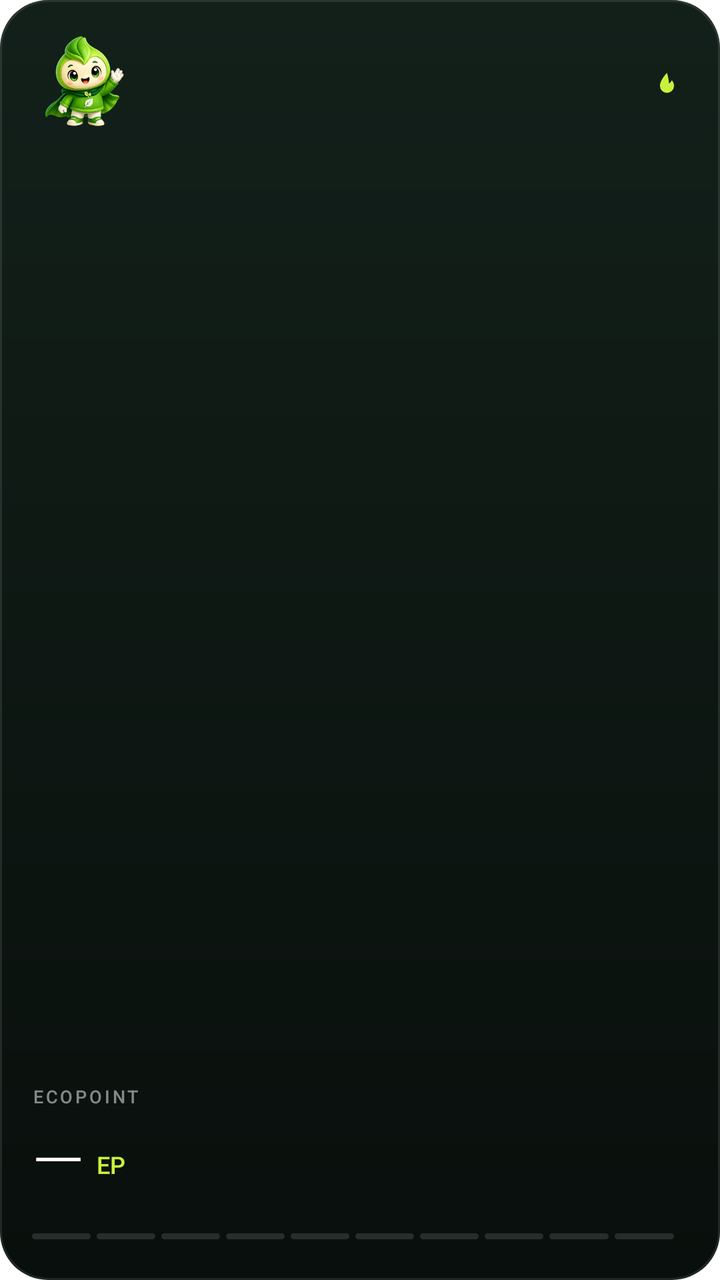
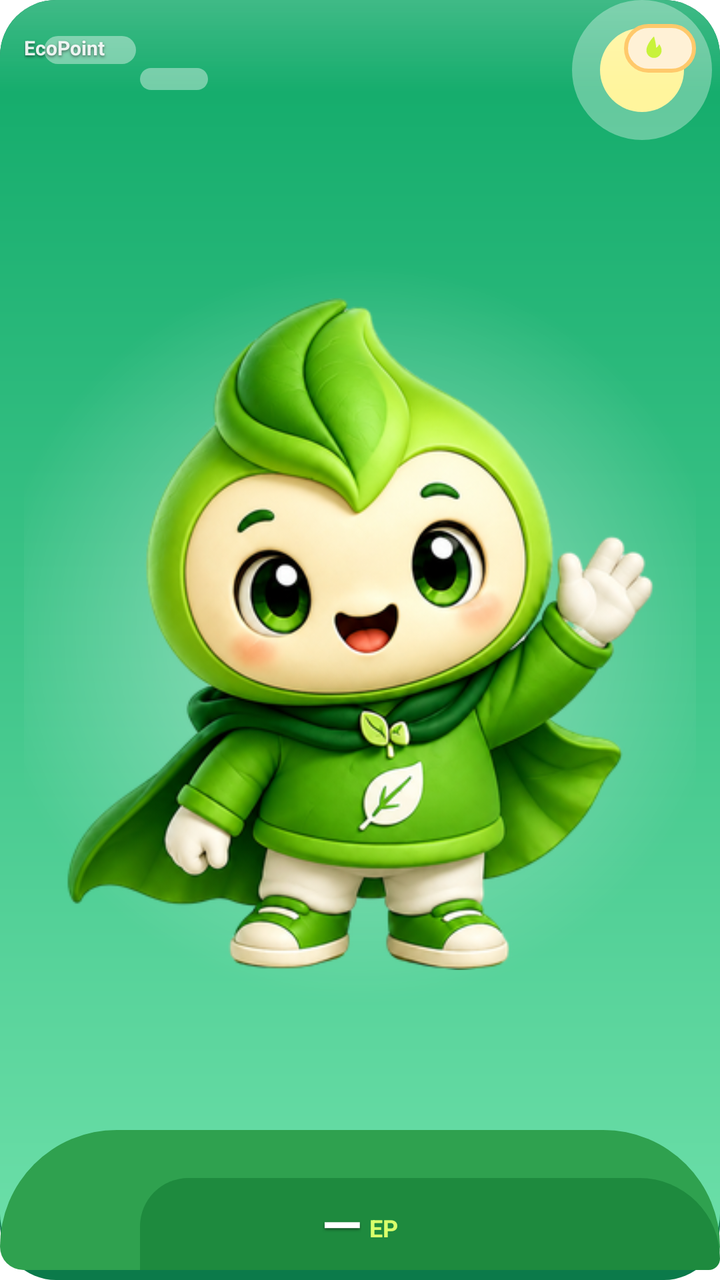

Two renders of the same Android screen: before a commit and after it. Below are the layout's source before the change and the commit's diff.
<!-- AndroidManifest.xml: fallback theme Theme.MaterialComponents.DayNight.NoActionBar -->
<!-- res/layout/ep_widget_s.xml -->
<?xml version="1.0" encoding="utf-8"?>
<FrameLayout xmlns:android="http://schemas.android.com/apk/res/android"
    android:id="@+id/ep_widget_root"
    android:layout_width="match_parent"
    android:layout_height="match_parent"
    android:background="@drawable/ep_widget_bg">

    <LinearLayout
        android:layout_width="match_parent"
        android:layout_height="match_parent"
        android:orientation="vertical"
        android:padding="16dp">

            <LinearLayout
                android:layout_width="match_parent"
                android:layout_height="wrap_content"
                android:gravity="center_vertical"
                android:orientation="horizontal">
                <ImageView
                android:id="@+id/ep_widget_mascot"
                android:layout_width="52dp"
                android:layout_height="52dp"
                android:contentDescription="EcoFriend"
                android:scaleType="fitCenter"
                android:src="@drawable/ecofriend_normal" />
                <TextView
                android:layout_width="0dp"
                android:layout_height="wrap_content"
                android:layout_weight="1"
                android:importantForAccessibility="no"
                android:text="" />
                <LinearLayout
                android:id="@+id/ep_widget_streak_chip"
                android:layout_width="wrap_content"
                android:layout_height="wrap_content"
                android:gravity="center_vertical"
                android:orientation="horizontal">

                <ImageView
                    android:layout_width="13dp"
                    android:layout_height="13dp"
                    android:importantForAccessibility="no"
                    android:id="@+id/ep_widget_flame"
                    android:src="@drawable/ep_widget_flame" />

                <TextView
                    android:id="@+id/ep_widget_streak"
                    android:layout_width="wrap_content"
                    android:layout_height="wrap_content"
                    android:layout_marginStart="4dp"
                    android:fontFamily="sans-serif-medium"
                    android:includeFontPadding="false"
                    android:text=""
                    android:textColor="#E6FFFFFF"
                    android:textSize="14sp" />
            </LinearLayout>
            </LinearLayout>

            <LinearLayout
                android:layout_width="match_parent"
                android:layout_height="0dp"
                android:layout_weight="1"
                android:gravity="bottom"
                android:orientation="vertical">
                <TextView
                android:id="@+id/ep_widget_label"
                android:layout_width="wrap_content"
                android:layout_height="wrap_content"
                
                android:layout_marginStart="0dp"
                android:layout_marginBottom="6dp"
                android:fontFamily="sans-serif-medium"
                android:ellipsize="end"
                android:letterSpacing="0.14"
                android:maxLines="1"
                android:text="EcoPoint"
                android:textAllCaps="true"
                android:textColor="#80FFFFFF"
                android:textSize="9sp" />
                <LinearLayout
                android:layout_width="wrap_content"
                android:layout_height="wrap_content"
                android:gravity="bottom"
                android:orientation="horizontal">

                <TextView
                    android:id="@+id/ep_widget_balance"
                    android:layout_width="wrap_content"
                    android:layout_height="wrap_content"
                    android:fontFamily="sans-serif-light"
                    android:includeFontPadding="false"
                    android:maxLines="1"
                    android:text="—"
                    android:textColor="#FFFFFFFF"
                    android:textSize="34sp" />

                <TextView
                    android:id="@+id/ep_widget_unit"
                    android:layout_width="wrap_content"
                    android:layout_height="wrap_content"
                    android:layout_marginStart="6dp"
                    android:layout_marginBottom="5dp"
                    android:fontFamily="sans-serif-medium"
                    android:includeFontPadding="false"
                    android:text="EP"
                    android:textColor="#FFC8F23A"
                    android:textSize="12sp" />
            </LinearLayout>
                <LinearLayout
                android:id="@+id/ep_widget_bar_row"
                android:layout_width="match_parent"
                android:layout_height="wrap_content"
                android:layout_marginTop="12dp"
                android:gravity="center_vertical"
                android:orientation="horizontal">

                <LinearLayout
                    android:layout_width="0dp"
                    android:layout_height="wrap_content"
                    android:layout_weight="1"
                    android:orientation="horizontal">
                    <FrameLayout
                        android:layout_width="0dp"
                        android:layout_height="3dp"
                        android:layout_marginEnd="3dp"
                        android:layout_weight="1"
                        android:background="@drawable/ep_widget_seg_off">
                        <LinearLayout
                            android:id="@+id/ep_widget_seg_0"
                            android:layout_width="match_parent"
                            android:layout_height="match_parent"
                            android:background="@drawable/ep_widget_seg_on"
                            android:visibility="gone" />
                    </FrameLayout>
                    <FrameLayout
                        android:layout_width="0dp"
                        android:layout_height="3dp"
                        android:layout_marginEnd="3dp"
                        android:layout_weight="1"
                        android:background="@drawable/ep_widget_seg_off">
                        <LinearLayout
                            android:id="@+id/ep_widget_seg_1"
                            android:layout_width="match_parent"
                            android:layout_height="match_parent"
                            android:background="@drawable/ep_widget_seg_on"
                            android:visibility="gone" />
                    </FrameLayout>
                    <FrameLayout
                        android:layout_width="0dp"
                        android:layout_height="3dp"
                        android:layout_marginEnd="3dp"
                        android:layout_weight="1"
                        android:background="@drawable/ep_widget_seg_off">
                        <LinearLayout
                            android:id="@+id/ep_widget_seg_2"
                            android:layout_width="match_parent"
                            android:layout_height="match_parent"
                            android:background="@drawable/ep_widget_seg_on"
                            android:visibility="gone" />
                    </FrameLayout>
                    <FrameLayout
                        android:layout_width="0dp"
                        android:layout_height="3dp"
                        android:layout_marginEnd="3dp"
                        android:layout_weight="1"
                        android:background="@drawable/ep_widget_seg_off">
                        <LinearLayout
                            android:id="@+id/ep_widget_seg_3"
                            android:layout_width="match_parent"
                            android:layout_height="match_parent"
                            android:background="@drawable/ep_widget_seg_on"
                            android:visibility="gone" />
                    </FrameLayout>
                    <FrameLayout
                        android:layout_width="0dp"
                        android:layout_height="3dp"
                        android:layout_marginEnd="3dp"
                        android:layout_weight="1"
                        android:background="@drawable/ep_widget_seg_off">
                        <LinearLayout
                            android:id="@+id/ep_widget_seg_4"
                            android:layout_width="match_parent"
                            android:layout_height="match_parent"
                            android:background="@drawable/ep_widget_seg_on"
                            android:visibility="gone" />
                    </FrameLayout>
                    <FrameLayout
                        android:layout_width="0dp"
                        android:layout_height="3dp"
                        android:layout_marginEnd="3dp"
                        android:layout_weight="1"
                        android:background="@drawable/ep_widget_seg_off">
                        <LinearLayout
                            android:id="@+id/ep_widget_seg_5"
                            android:layout_width="match_parent"
                            android:layout_height="match_parent"
                            android:background="@drawable/ep_widget_seg_on"
                            android:visibility="gone" />
                    </FrameLayout>
                    <FrameLayout
                        android:layout_width="0dp"
                        android:layout_height="3dp"
                        android:layout_marginEnd="3dp"
                        android:layout_weight="1"
                        android:background="@drawable/ep_widget_seg_off">
                        <LinearLayout
                            android:id="@+id/ep_widget_seg_6"
                            android:layout_width="match_parent"
                            android:layout_height="match_parent"
                            android:background="@drawable/ep_widget_seg_on"
                            android:visibility="gone" />
                    </FrameLayout>
                    <FrameLayout
                        android:layout_width="0dp"
                        android:layout_height="3dp"
                        android:layout_marginEnd="3dp"
                        android:layout_weight="1"
                        android:background="@drawable/ep_widget_seg_off">
                        <LinearLayout
                            android:id="@+id/ep_widget_seg_7"
                            android:layout_width="match_parent"
                            android:layout_height="match_parent"
                            android:background="@drawable/ep_widget_seg_on"
                            android:visibility="gone" />
                    </FrameLayout>
                    <FrameLayout
                        android:layout_width="0dp"
                        android:layout_height="3dp"
                        android:layout_marginEnd="3dp"
                        android:layout_weight="1"
                        android:background="@drawable/ep_widget_seg_off">
                        <LinearLayout
                            android:id="@+id/ep_widget_seg_8"
                            android:layout_width="match_parent"
                            android:layout_height="match_parent"
                            android:background="@drawable/ep_widget_seg_on"
                            android:visibility="gone" />
                    </FrameLayout>
                    <FrameLayout
                        android:layout_width="0dp"
                        android:layout_height="3dp"
                        android:layout_marginEnd="3dp"
                        android:layout_weight="1"
                        android:background="@drawable/ep_widget_seg_off">
                        <LinearLayout
                            android:id="@+id/ep_widget_seg_9"
                            android:layout_width="match_parent"
                            android:layout_height="match_parent"
                            android:background="@drawable/ep_widget_seg_on"
                            android:visibility="gone" />
                    </FrameLayout>
                </LinearLayout>

                <TextView
                    android:id="@+id/ep_widget_goal"
                    android:layout_width="wrap_content"
                    android:layout_height="wrap_content"
                    android:layout_marginStart="4dp"
                    android:fontFamily="sans-serif-medium"
                    android:includeFontPadding="false"
                    android:text=""
                    android:textColor="#99FFFFFF"
                    android:textSize="10sp" />
            </LinearLayout>
            </LinearLayout>
    </LinearLayout>
</FrameLayout>
<!-- resources referenced by this layout -->
<resources>
  <!-- drawable ecofriend_normal: png bitmap (drawable-nodpi, 64910 bytes) -->
  <!-- drawable ep_widget_bg (drawable) -->
  <?xml version="1.0" encoding="utf-8"?>
  <layer-list xmlns:android="http://schemas.android.com/apk/res/android">
      <item>
          <shape android:shape="rectangle">
              <gradient android:angle="270" android:startColor="#FF13201A" android:endColor="#FF090F0C" />
              <corners android:radius="24dp" />
          </shape>
      </item>
      <item>
          <shape android:shape="rectangle">
              <stroke android:width="1dp" android:color="#1AFFFFFF" />
              <corners android:radius="24dp" />
          </shape>
      </item>
  </layer-list>
  <!-- drawable ep_widget_flame (drawable) -->
  <?xml version="1.0" encoding="utf-8"?>
  <vector xmlns:android="http://schemas.android.com/apk/res/android"
      android:width="24dp"
      android:height="24dp"
      android:viewportWidth="24"
      android:viewportHeight="24">
      <path
          android:fillColor="#FFC8F23A"
          android:pathData="M12,2C12,2 5.5,8.5 5.5,14a6.5,6.5 0 0 0 13,0c0,-2.2 -1,-3.8 -2.1,-5.3c-0.5,1.6 -1.5,2.6 -2.6,3.1C13.8,8.2 12,2 12,2z" />
  </vector>
  <!-- drawable ep_widget_seg_off (drawable) -->
  <?xml version="1.0" encoding="utf-8"?>
  <shape xmlns:android="http://schemas.android.com/apk/res/android" android:shape="rectangle">
      <solid android:color="#1FFFFFFF" />
      <corners android:radius="2dp" />
  </shape>
  <!-- drawable ep_widget_seg_on (drawable) -->
  <?xml version="1.0" encoding="utf-8"?>
  <shape xmlns:android="http://schemas.android.com/apk/res/android" android:shape="rectangle">
      <solid android:color="#FFC8F23A" />
      <corners android:radius="2dp" />
  </shape>
</resources>

<!-- the commit's change to res/layout/ep_widget_s.xml (unified diff, before → after) -->
@@ -1,267 +1,21 @@
 <?xml version="1.0" encoding="utf-8"?>
-<FrameLayout xmlns:android="http://schemas.android.com/apk/res/android"
-    android:id="@+id/ep_widget_root"
-    android:layout_width="match_parent"
-    android:layout_height="match_parent"
-    android:background="@drawable/ep_widget_bg">
-
-    <LinearLayout
-        android:layout_width="match_parent"
-        android:layout_height="match_parent"
-        android:orientation="vertical"
-        android:padding="16dp">
-
-            <LinearLayout
-                android:layout_width="match_parent"
-                android:layout_height="wrap_content"
-                android:gravity="center_vertical"
-                android:orientation="horizontal">
-                <ImageView
-                android:id="@+id/ep_widget_mascot"
-                android:layout_width="52dp"
-                android:layout_height="52dp"
-                android:contentDescription="EcoFriend"
-                android:scaleType="fitCenter"
-                android:src="@drawable/ecofriend_normal" />
-                <TextView
-                android:layout_width="0dp"
-                android:layout_height="wrap_content"
-                android:layout_weight="1"
-                android:importantForAccessibility="no"
-                android:text="" />
-                <LinearLayout
-                android:id="@+id/ep_widget_streak_chip"
-                android:layout_width="wrap_content"
-                android:layout_height="wrap_content"
-                android:gravity="center_vertical"
-                android:orientation="horizontal">
-
-                <ImageView
-                    android:layout_width="13dp"
-                    android:layout_height="13dp"
-                    android:importantForAccessibility="no"
-                    android:id="@+id/ep_widget_flame"
-                    android:src="@drawable/ep_widget_flame" />
-
-                <TextView
-                    android:id="@+id/ep_widget_streak"
-                    android:layout_width="wrap_content"
-                    android:layout_height="wrap_content"
-                    android:layout_marginStart="4dp"
-                    android:fontFamily="sans-serif-medium"
-                    android:includeFontPadding="false"
-                    android:text=""
-                    android:textColor="#E6FFFFFF"
-                    android:textSize="14sp" />
-            </LinearLayout>
-            </LinearLayout>
-
-            <LinearLayout
-                android:layout_width="match_parent"
-                android:layout_height="0dp"
-                android:layout_weight="1"
-                android:gravity="bottom"
-                android:orientation="vertical">
-                <TextView
-                android:id="@+id/ep_widget_label"
-                android:layout_width="wrap_content"
-                android:layout_height="wrap_content"
-                
-                android:layout_marginStart="0dp"
-                android:layout_marginBottom="6dp"
-                android:fontFamily="sans-serif-medium"
-                android:ellipsize="end"
-                android:letterSpacing="0.14"
-                android:maxLines="1"
-                android:text="EcoPoint"
-                android:textAllCaps="true"
-                android:textColor="#80FFFFFF"
-                android:textSize="9sp" />
-                <LinearLayout
-                android:layout_width="wrap_content"
-                android:layout_height="wrap_content"
-                android:gravity="bottom"
-                android:orientation="horizontal">
-
-                <TextView
-                    android:id="@+id/ep_widget_balance"
-                    android:layout_width="wrap_content"
-                    android:layout_height="wrap_content"
-                    android:fontFamily="sans-serif-light"
-                    android:includeFontPadding="false"
-                    android:maxLines="1"
-                    android:text="—"
-                    android:textColor="#FFFFFFFF"
-                    android:textSize="34sp" />
-
-                <TextView
-                    android:id="@+id/ep_widget_unit"
-                    android:layout_width="wrap_content"
-                    android:layout_height="wrap_content"
-                    android:layout_marginStart="6dp"
-                    android:layout_marginBottom="5dp"
-                    android:fontFamily="sans-serif-medium"
-                    android:includeFontPadding="false"
-                    android:text="EP"
-                    android:textColor="#FFC8F23A"
-                    android:textSize="12sp" />
-            </LinearLayout>
-                <LinearLayout
-                android:id="@+id/ep_widget_bar_row"
-                android:layout_width="match_parent"
-                android:layout_height="wrap_content"
-                android:layout_marginTop="12dp"
-                android:gravity="center_vertical"
-                android:orientation="horizontal">
-
-                <LinearLayout
-                    android:layout_width="0dp"
-                    android:layout_height="wrap_content"
-                    android:layout_weight="1"
-                    android:orientation="horizontal">
-                    <FrameLayout
-                        android:layout_width="0dp"
-                        android:layout_height="3dp"
-                        android:layout_marginEnd="3dp"
-                        android:layout_weight="1"
-                        android:background="@drawable/ep_widget_seg_off">
-                        <LinearLayout
-                            android:id="@+id/ep_widget_seg_0"
-                            android:layout_width="match_parent"
-                            android:layout_height="match_parent"
-                            android:background="@drawable/ep_widget_seg_on"
-                            android:visibility="gone" />
-                    </FrameLayout>
-                    <FrameLayout
-                        android:layout_width="0dp"
-                        android:layout_height="3dp"
-                        android:layout_marginEnd="3dp"
-                        android:layout_weight="1"
-                        android:background="@drawable/ep_widget_seg_off">
-                        <LinearLayout
-                            android:id="@+id/ep_widget_seg_1"
-                            android:layout_width="match_parent"
-                            android:layout_height="match_parent"
-                            android:background="@drawable/ep_widget_seg_on"
-                            android:visibility="gone" />
-                    </FrameLayout>
-                    <FrameLayout
-                        android:layout_width="0dp"
-                        android:layout_height="3dp"
-                        android:layout_marginEnd="3dp"
-                        android:layout_weight="1"
-                        android:background="@drawable/ep_widget_seg_off">
-                        <LinearLayout
-                            android:id="@+id/ep_widget_seg_2"
-                            android:layout_width="match_parent"
-                            android:layout_height="match_parent"
-                            android:background="@drawable/ep_widget_seg_on"
-                            android:visibility="gone" />
-                    </FrameLayout>
-                    <FrameLayout
-                        android:layout_width="0dp"
-                        android:layout_height="3dp"
-                        android:layout_marginEnd="3dp"
-                        android:layout_weight="1"
-                        android:background="@drawable/ep_widget_seg_off">
-                        <LinearLayout
-                            android:id="@+id/ep_widget_seg_3"
-                            android:layout_width="match_parent"
-                            android:layout_height="match_parent"
-                            android:background="@drawable/ep_widget_seg_on"
-                            android:visibility="gone" />
-                    </FrameLayout>
-                    <FrameLayout
-                        android:layout_width="0dp"
-                        android:layout_height="3dp"
-                        android:layout_marginEnd="3dp"
-                        android:layout_weight="1"
-                        android:background="@drawable/ep_widget_seg_off">
-                        <LinearLayout
-                            android:id="@+id/ep_widget_seg_4"
-                            android:layout_width="match_parent"
-                            android:layout_height="match_parent"
-                            android:background="@drawable/ep_widget_seg_on"
-                            android:visibility="gone" />
-                    </FrameLayout>
-                    <FrameLayout
-                        android:layout_width="0dp"
-                        android:layout_height="3dp"
-                        android:layout_marginEnd="3dp"
-                        android:layout_weight="1"
-                        android:background="@drawable/ep_widget_seg_off">
-                        <LinearLayout
-                            android:id="@+id/ep_widget_seg_5"
-                            android:layout_width="match_parent"
-                            android:layout_height="match_parent"
-                            android:background="@drawable/ep_widget_seg_on"
-                            android:visibility="gone" />
-                    </FrameLayout>
-                    <FrameLayout
-                        android:layout_width="0dp"
-                        android:layout_height="3dp"
-                        android:layout_marginEnd="3dp"
-                        android:layout_weight="1"
-                        android:background="@drawable/ep_widget_seg_off">
-                        <LinearLayout
-                            android:id="@+id/ep_widget_seg_6"
-                            android:layout_width="match_parent"
-                            android:layout_height="match_parent"
-                            android:background="@drawable/ep_widget_seg_on"
-                            android:visibility="gone" />
-                    </FrameLayout>
-                    <FrameLayout
-                        android:layout_width="0dp"
-                        android:layout_height="3dp"
-                        android:layout_marginEnd="3dp"
-                        android:layout_weight="1"
-                        android:background="@drawable/ep_widget_seg_off">
-                        <LinearLayout
-                            android:id="@+id/ep_widget_seg_7"
-                            android:layout_width="match_parent"
-                            android:layout_height="match_parent"
-                            android:background="@drawable/ep_widget_seg_on"
-                            android:visibility="gone" />
-                    </FrameLayout>
-                    <FrameLayout
-                        android:layout_width="0dp"
-                        android:layout_height="3dp"
-                        android:layout_marginEnd="3dp"
-                        android:layout_weight="1"
-                        android:background="@drawable/ep_widget_seg_off">
-                        <LinearLayout
-                            android:id="@+id/ep_widget_seg_8"
-                            android:layout_width="match_parent"
-                            android:layout_height="match_parent"
-                            android:background="@drawable/ep_widget_seg_on"
-                            android:visibility="gone" />
-                    </FrameLayout>
-                    <FrameLayout
-                        android:layout_width="0dp"
-                        android:layout_height="3dp"
-                        android:layout_marginEnd="3dp"
-                        android:layout_weight="1"
-                        android:background="@drawable/ep_widget_seg_off">
-                        <LinearLayout
-                            android:id="@+id/ep_widget_seg_9"
-                            android:layout_width="match_parent"
-                            android:layout_height="match_parent"
-                            android:background="@drawable/ep_widget_seg_on"
-                            android:visibility="gone" />
-                    </FrameLayout>
-                </LinearLayout>
-
-                <TextView
-                    android:id="@+id/ep_widget_goal"
-                    android:layout_width="wrap_content"
-                    android:layout_height="wrap_content"
-                    android:layout_marginStart="4dp"
-                    android:fontFamily="sans-serif-medium"
-                    android:includeFontPadding="false"
-                    android:text=""
-                    android:textColor="#99FFFFFF"
-                    android:textSize="10sp" />
-            </LinearLayout>
-            </LinearLayout>
-    </LinearLayout>
+<FrameLayout xmlns:android="http://schemas.android.com/apk/res/android" android:id="@+id/ep_widget_root" android:layout_width="match_parent" android:layout_height="match_parent" android:background="@drawable/ep_widget_bg">
+<LinearLayout android:layout_width="match_parent" android:layout_height="match_parent" android:orientation="vertical" android:padding="12dp">
+<LinearLayout android:layout_width="match_parent" android:layout_height="wrap_content" android:gravity="center_vertical" android:orientation="horizontal">
+<TextView android:id="@+id/ep_widget_label" android:layout_width="0dp" android:layout_height="wrap_content" android:layout_weight="1" android:ellipsize="end" android:includeFontPadding="false" android:maxLines="1" android:text="EcoPoint" android:textStyle="bold" android:textColor="@color/ef_w_sub" android:shadowColor="#80000000" android:shadowDx="0" android:shadowDy="2" android:shadowRadius="3" android:textSize="10sp" />
+<LinearLayout android:id="@+id/ep_widget_streak_chip" android:layout_width="wrap_content" android:layout_height="wrap_content" android:background="@drawable/ep_widget_chip" android:gravity="center_vertical" android:orientation="horizontal" android:paddingStart="8dp" android:paddingEnd="10dp" android:paddingTop="4dp" android:paddingBottom="4dp">
+<ImageView android:id="@+id/ep_widget_flame" android:layout_width="14dp" android:layout_height="14dp" android:importantForAccessibility="no" android:src="@drawable/ep_widget_flame" />
+<TextView android:id="@+id/ep_widget_streak" android:layout_width="wrap_content" android:layout_height="wrap_content" android:layout_marginStart="4dp" android:includeFontPadding="false" android:textStyle="bold" android:textColor="@color/ef_w_flame" android:textSize="14sp" android:text="" />
+</LinearLayout>
+</LinearLayout>
+<LinearLayout android:layout_width="match_parent" android:layout_height="0dp" android:layout_weight="1" android:gravity="center">
+<ImageView android:id="@+id/ep_widget_mascot" android:layout_width="match_parent" android:layout_height="match_parent" android:background="@drawable/ep_widget_halo" android:contentDescription="EcoFriend" android:scaleType="fitCenter" android:src="@drawable/ecofriend_normal" />
+</LinearLayout>
+<LinearLayout android:layout_width="match_parent" android:layout_height="wrap_content" android:gravity="center">
+<LinearLayout android:layout_width="wrap_content" android:layout_height="wrap_content" android:gravity="bottom" android:orientation="horizontal">
+<TextView android:id="@+id/ep_widget_balance" android:layout_width="wrap_content" android:layout_height="wrap_content" android:includeFontPadding="false" android:maxLines="1" android:text="—" android:textStyle="bold" android:textColor="@color/ef_w_text" android:shadowColor="#80000000" android:shadowDx="0" android:shadowDy="2" android:shadowRadius="3" android:textSize="26sp" />
+<TextView android:id="@+id/ep_widget_unit" android:layout_width="wrap_content" android:layout_height="wrap_content" android:layout_marginStart="4dp" android:layout_marginBottom="3dp" android:includeFontPadding="false" android:textStyle="bold" android:text="EP" android:textColor="@color/ef_w_lime"  android:textSize="12sp" />
+</LinearLayout>
+</LinearLayout>
+</LinearLayout>
 </FrameLayout>
<!-- resource entries referenced after the edit -->
@@ -1,22 +1,14 @@
 <!-- resources referenced by this layout -->
 <resources>
-  <!-- drawable ecofriend_normal: png bitmap (drawable-nodpi, 64910 bytes) -->
-  <!-- drawable ep_widget_bg (drawable) -->
+  <color name="ef_w_flame">#FFF57C00</color>
+  <color name="ef_w_lime">#FFD9FF6B</color>
+  <color name="ef_w_sub">#E6FFFFFF</color>
+  <color name="ef_w_text">#FFFFFFFF</color>
+  <!-- drawable ecofriend_normal: png bitmap (drawable-nodpi, 161471 bytes) -->
+  <!-- drawable ep_widget_bg: vector/xml drawable (drawable, 2232 chars, omitted) -->
+  <!-- drawable ep_widget_chip (drawable) -->
   <?xml version="1.0" encoding="utf-8"?>
-  <layer-list xmlns:android="http://schemas.android.com/apk/res/android">
-      <item>
-          <shape android:shape="rectangle">
-              <gradient android:angle="270" android:startColor="#FF13201A" android:endColor="#FF090F0C" />
-              <corners android:radius="24dp" />
-          </shape>
-      </item>
-      <item>
-          <shape android:shape="rectangle">
-              <stroke android:width="1dp" android:color="#1AFFFFFF" />
-              <corners android:radius="24dp" />
-          </shape>
-      </item>
-  </layer-list>
+  <shape xmlns:android="http://schemas.android.com/apk/res/android" android:shape="rectangle"><solid android:color="@color/ef_w_chip" /><stroke android:width="2dp" android:color="@color/ef_w_chip_stroke" /><corners android:radius="999dp" /></shape>
   <!-- drawable ep_widget_flame (drawable) -->
   <?xml version="1.0" encoding="utf-8"?>
   <vector xmlns:android="http://schemas.android.com/apk/res/android"
@@ -28,17 +20,12 @@
           android:fillColor="#FFC8F23A"
           android:pathData="M12,2C12,2 5.5,8.5 5.5,14a6.5,6.5 0 0 0 13,0c0,-2.2 -1,-3.8 -2.1,-5.3c-0.5,1.6 -1.5,2.6 -2.6,3.1C13.8,8.2 12,2 12,2z" />
   </vector>
-  <!-- drawable ep_widget_seg_off (drawable) -->
+  <!-- drawable ep_widget_halo (drawable) -->
   <?xml version="1.0" encoding="utf-8"?>
-  <shape xmlns:android="http://schemas.android.com/apk/res/android" android:shape="rectangle">
-      <solid android:color="#1FFFFFFF" />
-      <corners android:radius="2dp" />
-  </shape>
-  <!-- drawable ep_widget_seg_on (drawable) -->
-  <?xml version="1.0" encoding="utf-8"?>
-  <shape xmlns:android="http://schemas.android.com/apk/res/android" android:shape="rectangle">
-      <solid android:color="#FFC8F23A" />
-      <corners android:radius="2dp" />
-  </shape>
+  <shape xmlns:android="http://schemas.android.com/apk/res/android" android:shape="rectangle"><gradient android:type="radial" android:gradientRadius="55%" android:startColor="@color/ef_w_halo_in" android:endColor="@color/ef_w_halo_out" /></shape>
+  <color name="ef_w_chip">#FFFFF1D6</color>
+  <color name="ef_w_chip_stroke">#FFFFC96B</color>
+  <color name="ef_w_halo_in">#80FFFFFF</color>
+  <color name="ef_w_halo_out">#00FFFFFF</color>
 </resources>
 
